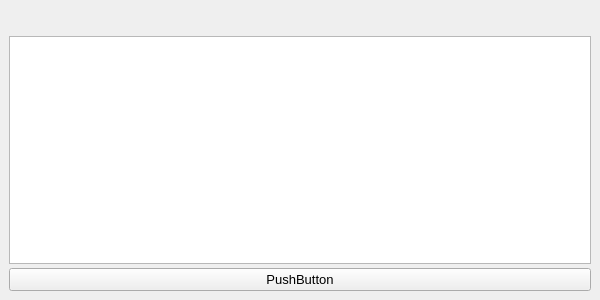
Above: src/data/qtgui.ui from zmievsa/unischeduler_gui before the change. Below: the same form after it.
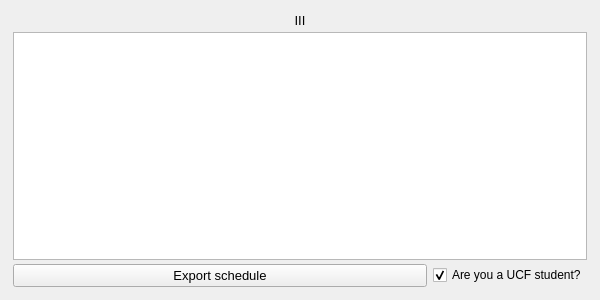
That is the form after the change.

Commit message: [add] asking if user is a UCF student

The edit to the form file:
```diff
--- a/src/data/qtgui.ui
+++ b/src/data/qtgui.ui
@@ -28,18 +28,30 @@
    </property>
    <layout class="QGridLayout" name="gridLayout">
     <item row="0" column="0">
-     <layout class="QVBoxLayout" name="verticalLayout">
+     <layout class="QVBoxLayout" name="verticalLayout" stretch="0,0,0">
       <property name="spacing">
        <number>4</number>
       </property>
+      <property name="leftMargin">
+       <number>4</number>
+      </property>
       <property name="topMargin">
-       <number>8</number>
+       <number>4</number>
+      </property>
+      <property name="rightMargin">
+       <number>4</number>
       </property>
       <property name="bottomMargin">
-       <number>0</number>
+       <number>4</number>
       </property>
-      <item alignment="Qt::AlignHCenter">
+      <item>
        <widget class="QLabel" name="label">
+        <property name="sizePolicy">
+         <sizepolicy hsizetype="Preferred" vsizetype="Preferred">
+          <horstretch>0</horstretch>
+          <verstretch>0</verstretch>
+         </sizepolicy>
+        </property>
         <property name="font">
          <font>
           <pointsize>10</pointsize>
@@ -49,7 +61,10 @@
          <enum>Qt::WheelFocus</enum>
         </property>
         <property name="text">
-         <string/>
+         <string>III</string>
+        </property>
+        <property name="alignment">
+         <set>Qt::AlignCenter</set>
         </property>
        </widget>
       </item>
@@ -57,14 +72,25 @@
        <widget class="QPlainTextEdit" name="plainTextEdit"/>
       </item>
       <item>
+       <layout class="QHBoxLayout" name="horizontalLayout_3">
+        <property name="spacing">
+         <number>6</number>
+        </property>
+        <item>
        <widget class="QPushButton" name="pushButton">
+          <property name="sizePolicy">
+           <sizepolicy hsizetype="MinimumExpanding" vsizetype="Fixed">
+            <horstretch>0</horstretch>
+            <verstretch>0</verstretch>
+           </sizepolicy>
+          </property>
         <property name="font">
          <font>
           <pointsize>10</pointsize>
          </font>
         </property>
         <property name="text">
-         <string>PushButton</string>
+           <string>Export schedule</string>
         </property>
         <property name="default">
          <bool>false</bool>
@@ -73,6 +99,18 @@
          <bool>false</bool>
         </property>
        </widget>
+        </item>
+        <item>
+         <widget class="QCheckBox" name="checkBox">
+          <property name="text">
+           <string>Are you a UCF student?</string>
+          </property>
+          <property name="checked">
+           <bool>true</bool>
+          </property>
+         </widget>
+        </item>
+       </layout>
       </item>
      </layout>
     </item>
```
Lines whose indentation alone changed are shown as unchanged. The commit also changes 1 other file.
